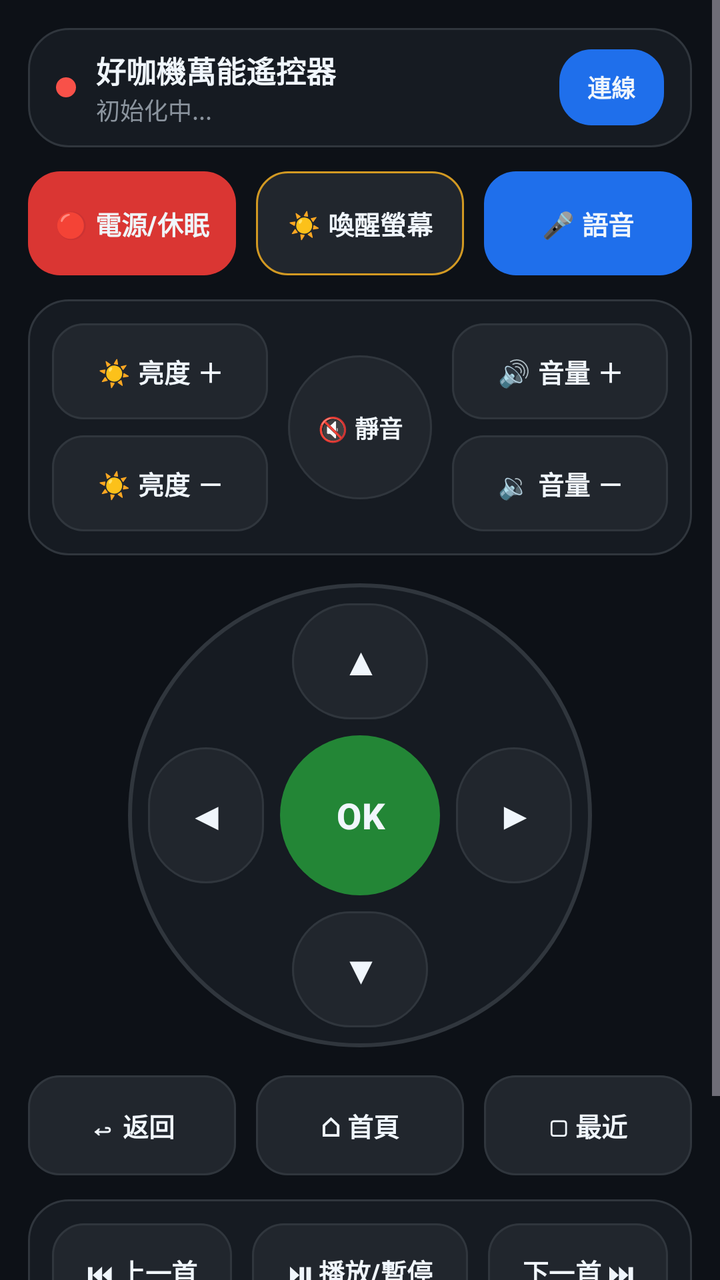
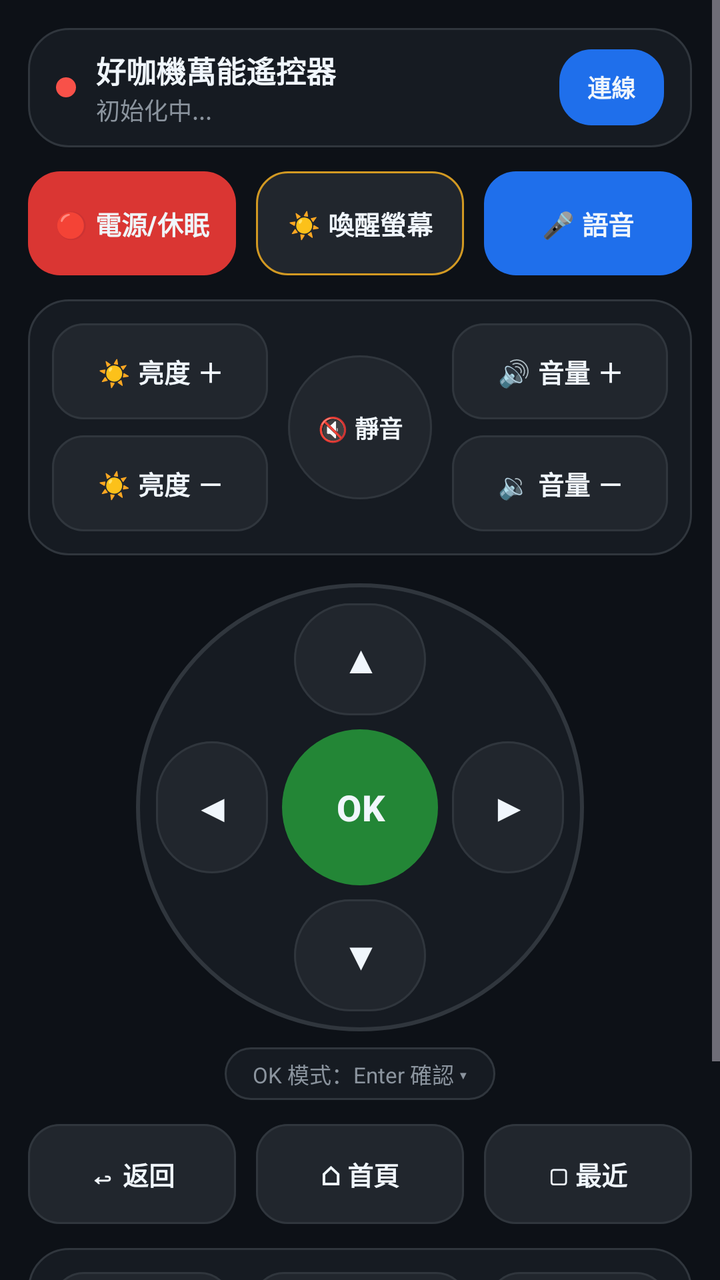

An Android layout rendered at two revisions. The XML below is the earlier revision; the diff shows what the commit changed to produce the second picture.
<!-- AndroidManifest.xml: application theme Theme.YokattaRemote -->
<!-- res/layout/activity_main.xml -->
<?xml version="1.0" encoding="utf-8"?>
<ScrollView xmlns:android="http://schemas.android.com/apk/res/android"
    xmlns:app="http://schemas.android.com/apk/res-auto"
    android:id="@+id/rootScroll"
    android:layout_width="match_parent"
    android:layout_height="match_parent"
    android:background="@color/bg_night"
    android:clipToPadding="false"
    android:fillViewport="true">

    <LinearLayout
        android:layout_width="match_parent"
        android:layout_height="wrap_content"
        android:orientation="vertical"
        android:padding="14dp">

        
        <LinearLayout
            android:layout_width="match_parent"
            android:layout_height="wrap_content"
            android:background="@drawable/bg_card_night"
            android:gravity="center_vertical"
            android:orientation="horizontal"
            android:paddingHorizontal="14dp"
            android:paddingVertical="10dp">

            <View
                android:id="@+id/statusDot"
                android:layout_width="10dp"
                android:layout_height="10dp"
                android:background="@drawable/bg_dot_disconnected" />

            <LinearLayout
                android:layout_width="0dp"
                android:layout_height="wrap_content"
                android:layout_marginStart="10dp"
                android:layout_weight="1"
                android:orientation="vertical">

                <TextView
                    android:layout_width="wrap_content"
                    android:layout_height="wrap_content"
                    android:maxLines="1"
                    android:text="好咖機萬能遙控器"
                    android:textColor="@color/text_primary"
                    android:textSize="15dp"
                    android:textStyle="bold" />

                <TextView
                    android:id="@+id/tvStatus"
                    android:layout_width="wrap_content"
                    android:layout_height="wrap_content"
                    android:maxLines="1"
                    android:text="初始化中..."
                    android:textColor="@color/text_secondary"
                    android:textSize="12dp" />
            </LinearLayout>

            <com.google.android.material.button.MaterialButton
                android:id="@+id/btnConnect"
                style="@style/RemoteButton"
                android:layout_width="wrap_content"
                android:layout_height="38dp"
                android:minHeight="38dp"
                android:paddingStart="14dp"
                android:paddingEnd="14dp"
                android:text="連線"
                android:textSize="12dp"
                app:backgroundTint="@color/accent_voice"
                app:strokeWidth="0dp" />
        </LinearLayout>

        
        <LinearLayout
            android:layout_width="match_parent"
            android:layout_height="wrap_content"
            android:layout_marginTop="12dp"
            android:orientation="horizontal">

            <com.google.android.material.button.MaterialButton
                android:id="@+id/btnPower"
                style="@style/RemoteButton"
                android:layout_width="0dp"
                android:layout_height="52dp"
                android:layout_marginEnd="6dp"
                android:layout_weight="1"
                android:text="🔴 電源/休眠"
                app:backgroundTint="@color/accent_power"
                app:strokeWidth="0dp" />

            <com.google.android.material.button.MaterialButton
                android:id="@+id/btnWake"
                style="@style/RemoteButton"
                android:layout_width="0dp"
                android:layout_height="52dp"
                android:layout_marginHorizontal="4dp"
                android:layout_weight="1"
                android:text="☀ 喚醒螢幕"
                app:backgroundTint="@color/surface_button"
                app:strokeColor="@color/accent_wake" />

            <com.google.android.material.button.MaterialButton
                android:id="@+id/btnVoice"
                style="@style/RemoteButton"
                android:layout_width="0dp"
                android:layout_height="52dp"
                android:layout_marginStart="6dp"
                android:layout_weight="1"
                android:text="🎤 語音"
                app:backgroundTint="@color/accent_voice"
                app:strokeWidth="0dp" />
        </LinearLayout>

        
        <LinearLayout
            android:layout_width="match_parent"
            android:layout_height="wrap_content"
            android:layout_marginTop="12dp"
            android:background="@drawable/bg_card_night"
            android:gravity="center"
            android:orientation="horizontal"
            android:padding="12dp">

            <LinearLayout
                android:layout_width="0dp"
                android:layout_height="wrap_content"
                android:layout_weight="1"
                android:orientation="vertical">

                <com.google.android.material.button.MaterialButton
                    android:id="@+id/btnBrightUp"
                    style="@style/RemoteButton"
                    android:layout_width="match_parent"
                    android:layout_height="48dp"
                    android:text="☀ 亮度 ＋" />

                <com.google.android.material.button.MaterialButton
                    android:id="@+id/btnBrightDown"
                    style="@style/RemoteButton"
                    android:layout_width="match_parent"
                    android:layout_height="48dp"
                    android:layout_marginTop="8dp"
                    android:text="☀ 亮度 －" />
            </LinearLayout>

            <com.google.android.material.button.MaterialButton
                android:id="@+id/btnMute"
                style="@style/RemoteRoundButton"
                android:layout_width="72dp"
                android:layout_height="72dp"
                android:layout_marginHorizontal="10dp"
                android:autoSizeMaxTextSize="12dp"
                android:autoSizeMinTextSize="9dp"
                android:maxLines="2"
                android:text="🔇
靜音"
                android:textSize="12dp" />

            <LinearLayout
                android:layout_width="0dp"
                android:layout_height="wrap_content"
                android:layout_weight="1"
                android:orientation="vertical">

                <com.google.android.material.button.MaterialButton
                    android:id="@+id/btnVolUp"
                    style="@style/RemoteButton"
                    android:layout_width="match_parent"
                    android:layout_height="48dp"
                    android:text="🔊 音量 ＋" />

                <com.google.android.material.button.MaterialButton
                    android:id="@+id/btnVolDown"
                    style="@style/RemoteButton"
                    android:layout_width="match_parent"
                    android:layout_height="48dp"
                    android:layout_marginTop="8dp"
                    android:text="🔉 音量 －" />
            </LinearLayout>
        </LinearLayout>

        
        <FrameLayout
            android:layout_width="232dp"
            android:layout_height="232dp"
            android:layout_gravity="center_horizontal"
            android:layout_marginTop="14dp"
            android:background="@drawable/bg_dpad_ring"
            android:padding="10dp">

            <com.google.android.material.button.MaterialButton
                android:id="@+id/btnUp"
                style="@style/RemoteRoundButton"
                android:layout_width="68dp"
                android:layout_height="58dp"
                android:layout_gravity="top|center_horizontal"
                android:autoSizeMaxTextSize="18dp"
                android:text="▲"
                android:textSize="18dp" />

            <com.google.android.material.button.MaterialButton
                android:id="@+id/btnDown"
                style="@style/RemoteRoundButton"
                android:layout_width="68dp"
                android:layout_height="58dp"
                android:layout_gravity="bottom|center_horizontal"
                android:autoSizeMaxTextSize="18dp"
                android:text="▼"
                android:textSize="18dp" />

            <com.google.android.material.button.MaterialButton
                android:id="@+id/btnLeft"
                style="@style/RemoteRoundButton"
                android:layout_width="58dp"
                android:layout_height="68dp"
                android:layout_gravity="start|center_vertical"
                android:autoSizeMaxTextSize="18dp"
                android:text="◀"
                android:textSize="18dp" />

            <com.google.android.material.button.MaterialButton
                android:id="@+id/btnRight"
                style="@style/RemoteRoundButton"
                android:layout_width="58dp"
                android:layout_height="68dp"
                android:layout_gravity="end|center_vertical"
                android:autoSizeMaxTextSize="18dp"
                android:text="▶"
                android:textSize="18dp" />

            <com.google.android.material.button.MaterialButton
                android:id="@+id/btnOk"
                style="@style/RemoteRoundButton"
                android:layout_width="80dp"
                android:layout_height="80dp"
                android:layout_gravity="center"
                android:autoSizeMaxTextSize="18dp"
                android:text="OK"
                android:textSize="18dp"
                app:backgroundTint="@color/accent_ok"
                app:strokeWidth="0dp" />
        </FrameLayout>

        
        <LinearLayout
            android:layout_width="match_parent"
            android:layout_height="wrap_content"
            android:layout_marginTop="14dp"
            android:orientation="horizontal">

            <com.google.android.material.button.MaterialButton
                android:id="@+id/btnBack"
                style="@style/RemoteButton"
                android:layout_width="0dp"
                android:layout_height="50dp"
                android:layout_marginEnd="6dp"
                android:layout_weight="1"
                android:text="↩ 返回" />

            <com.google.android.material.button.MaterialButton
                android:id="@+id/btnHome"
                style="@style/RemoteButton"
                android:layout_width="0dp"
                android:layout_height="50dp"
                android:layout_marginHorizontal="4dp"
                android:layout_weight="1"
                android:text="⌂ 首頁" />

            <com.google.android.material.button.MaterialButton
                android:id="@+id/btnRecents"
                style="@style/RemoteButton"
                android:layout_width="0dp"
                android:layout_height="50dp"
                android:layout_marginStart="6dp"
                android:layout_weight="1"
                android:text="▢ 最近" />
        </LinearLayout>

        
        <LinearLayout
            android:layout_width="match_parent"
            android:layout_height="wrap_content"
            android:layout_marginTop="12dp"
            android:background="@drawable/bg_card_night"
            android:orientation="vertical"
            android:padding="12dp">

            <LinearLayout
                android:layout_width="match_parent"
                android:layout_height="wrap_content"
                android:orientation="horizontal">

                <com.google.android.material.button.MaterialButton
                    android:id="@+id/btnPrev"
                    style="@style/RemoteButton"
                    android:layout_width="0dp"
                    android:layout_height="48dp"
                    android:layout_marginEnd="6dp"
                    android:layout_weight="1"
                    android:text="⏮ 上一首" />

                <com.google.android.material.button.MaterialButton
                    android:id="@+id/btnPlayPause"
                    style="@style/RemoteButton"
                    android:layout_width="0dp"
                    android:layout_height="48dp"
                    android:layout_marginHorizontal="4dp"
                    android:layout_weight="1.2"
                    android:text="⏯ 播放/暫停" />

                <com.google.android.material.button.MaterialButton
                    android:id="@+id/btnNext"
                    style="@style/RemoteButton"
                    android:layout_width="0dp"
                    android:layout_height="48dp"
                    android:layout_marginStart="6dp"
                    android:layout_weight="1"
                    android:text="下一首 ⏭" />
            </LinearLayout>

            <LinearLayout
                android:layout_width="match_parent"
                android:layout_height="wrap_content"
                android:layout_marginTop="10dp"
                android:orientation="horizontal">

                <com.google.android.material.button.MaterialButton
                    android:id="@+id/btnYtRewind"
                    style="@style/RemoteButton"
                    android:layout_width="0dp"
                    android:layout_height="52dp"
                    android:layout_marginEnd="5dp"
                    android:layout_weight="1"
                    android:text="⏪ 倒退10秒"
                    app:strokeColor="@color/accent_youtube" />

                <com.google.android.material.button.MaterialButton
                    android:id="@+id/btnYoutube"
                    style="@style/RemoteButton"
                    android:layout_width="0dp"
                    android:layout_height="52dp"
                    android:layout_marginHorizontal="4dp"
                    android:layout_weight="1"
                    android:text="▶ YouTube"
                    app:backgroundTint="@color/accent_youtube"
                    app:strokeWidth="0dp" />

                <com.google.android.material.button.MaterialButton
                    android:id="@+id/btnYtForward"
                    style="@style/RemoteButton"
                    android:layout_width="0dp"
                    android:layout_height="52dp"
                    android:layout_marginStart="5dp"
                    android:layout_weight="1"
                    android:text="快進10秒 ⏩"
                    app:strokeColor="@color/accent_youtube" />
            </LinearLayout>
        </LinearLayout>

    </LinearLayout>
</ScrollView>
<!-- resources referenced by this layout -->
<resources>
  <color name="accent_ok">#238636</color>
  <color name="accent_power">#DA3633</color>
  <color name="accent_voice">#1F6FEB</color>
  <color name="accent_wake">#D29922</color>
  <color name="accent_youtube">#E53935</color>
  <color name="bg_night">#0D1117</color>
  <color name="surface_button">#21262D</color>
  <color name="text_primary">#F0F6FC</color>
  <color name="text_secondary">#8B949E</color>
  <!-- drawable bg_card_night (drawable) -->
  <?xml version="1.0" encoding="utf-8"?>
  <shape xmlns:android="http://schemas.android.com/apk/res/android">
      <solid android:color="@color/surface_card" />
      <stroke android:width="1dp" android:color="@color/border_subtle" />
      <corners android:radius="20dp" />
  </shape>
  <!-- drawable bg_dot_disconnected (drawable) -->
  <?xml version="1.0" encoding="utf-8"?>
  <shape xmlns:android="http://schemas.android.com/apk/res/android" android:shape="oval">
      <solid android:color="@color/dot_disconnected" />
  </shape>
  <!-- drawable bg_dpad_ring (drawable) -->
  <?xml version="1.0" encoding="utf-8"?>
  <shape xmlns:android="http://schemas.android.com/apk/res/android"
      android:shape="oval">
      <solid android:color="@color/surface_card" />
      <stroke android:width="2dp" android:color="@color/border_subtle" />
  </shape>
  <style name="RemoteButton" parent="Widget.Material3.Button">
          <item name="android:textColor">@color/text_primary</item>
          <item name="backgroundTint">@color/surface_button</item>
          <item name="strokeColor">@color/border_subtle</item>
          <item name="strokeWidth">1dp</item>
          <item name="cornerRadius">16dp</item>
          <item name="android:textSize">13dp</item>
          <item name="android:textStyle">bold</item>
          <item name="android:maxLines">1</item>
          <item name="android:autoSizeTextType">uniform</item>
          <item name="android:autoSizeMinTextSize">9dp</item>
          <item name="android:autoSizeMaxTextSize">13dp</item>
          <item name="android:autoSizeStepGranularity">1dp</item>
          <item name="android:paddingStart">6dp</item>
          <item name="android:paddingEnd">6dp</item>
          <item name="android:paddingTop">0dp</item>
          <item name="android:paddingBottom">0dp</item>
          <item name="android:insetTop">0dp</item>
          <item name="android:insetBottom">0dp</item>
          <item name="android:minWidth">0dp</item>
          <item name="android:minHeight">48dp</item>
      </style>
  <style name="RemoteRoundButton" parent="RemoteButton">
          <item name="cornerRadius">999dp</item>
          <item name="android:paddingStart">2dp</item>
          <item name="android:paddingEnd">2dp</item>
      </style>
  <style name="Theme.YokattaRemote" parent="Theme.Material3.Dark.NoActionBar">
          <item name="android:windowBackground">@color/bg_night</item>
          <item name="android:statusBarColor">@color/bg_night</item>
          <item name="android:navigationBarColor">@color/bg_night</item>
          <item name="colorPrimary">@color/accent_voice</item>
          <item name="colorSurface">@color/surface_card</item>
      </style>
  <color name="surface_card">#161B22</color>
  <color name="border_subtle">#30363D</color>
  <color name="dot_disconnected">#F85149</color>
</resources>

<!-- the commit's change to res/layout/activity_main.xml (unified diff, before → after) -->
@@ -181,8 +181,8 @@
 
         
         <FrameLayout
-            android:layout_width="232dp"
-            android:layout_height="232dp"
+            android:layout_width="224dp"
+            android:layout_height="224dp"
             android:layout_gravity="center_horizontal"
             android:layout_marginTop="14dp"
             android:background="@drawable/bg_dpad_ring"
@@ -191,8 +191,8 @@
             <com.google.android.material.button.MaterialButton
                 android:id="@+id/btnUp"
                 style="@style/RemoteRoundButton"
-                android:layout_width="68dp"
-                android:layout_height="58dp"
+                android:layout_width="66dp"
+                android:layout_height="56dp"
                 android:layout_gravity="top|center_horizontal"
                 android:autoSizeMaxTextSize="18dp"
                 android:text="▲"
@@ -201,8 +201,8 @@
             <com.google.android.material.button.MaterialButton
                 android:id="@+id/btnDown"
                 style="@style/RemoteRoundButton"
-                android:layout_width="68dp"
-                android:layout_height="58dp"
+                android:layout_width="66dp"
+                android:layout_height="56dp"
                 android:layout_gravity="bottom|center_horizontal"
                 android:autoSizeMaxTextSize="18dp"
                 android:text="▼"
@@ -211,8 +211,8 @@
             <com.google.android.material.button.MaterialButton
                 android:id="@+id/btnLeft"
                 style="@style/RemoteRoundButton"
-                android:layout_width="58dp"
-                android:layout_height="68dp"
+                android:layout_width="56dp"
+                android:layout_height="66dp"
                 android:layout_gravity="start|center_vertical"
                 android:autoSizeMaxTextSize="18dp"
                 android:text="◀"
@@ -221,8 +221,8 @@
             <com.google.android.material.button.MaterialButton
                 android:id="@+id/btnRight"
                 style="@style/RemoteRoundButton"
-                android:layout_width="58dp"
-                android:layout_height="68dp"
+                android:layout_width="56dp"
+                android:layout_height="66dp"
                 android:layout_gravity="end|center_vertical"
                 android:autoSizeMaxTextSize="18dp"
                 android:text="▶"
@@ -231,8 +231,8 @@
             <com.google.android.material.button.MaterialButton
                 android:id="@+id/btnOk"
                 style="@style/RemoteRoundButton"
-                android:layout_width="80dp"
-                android:layout_height="80dp"
+                android:layout_width="78dp"
+                android:layout_height="78dp"
                 android:layout_gravity="center"
                 android:autoSizeMaxTextSize="18dp"
                 android:text="OK"
@@ -242,10 +242,24 @@
         </FrameLayout>
 
         
-        <LinearLayout
-            android:layout_width="match_parent"
-            android:layout_height="wrap_content"
-            android:layout_marginTop="14dp"
+        <TextView
+            android:id="@+id/tvOkMode"
+            android:layout_width="wrap_content"
+            android:layout_height="wrap_content"
+            android:layout_gravity="center_horizontal"
+            android:layout_marginTop="8dp"
+            android:background="@drawable/bg_pill_mode"
+            android:paddingHorizontal="14dp"
+            android:paddingVertical="5dp"
+            android:text="OK 模式：Enter 確認 ▾"
+            android:textColor="@color/text_secondary"
+            android:textSize="11dp" />
+
+        
+        <LinearLayout
+            android:layout_width="match_parent"
+            android:layout_height="wrap_content"
+            android:layout_marginTop="12dp"
             android:orientation="horizontal">
 
             <com.google.android.material.button.MaterialButton
@@ -329,30 +343,19 @@
                     style="@style/RemoteButton"
                     android:layout_width="0dp"
                     android:layout_height="52dp"
-                    android:layout_marginEnd="5dp"
+                    android:layout_marginEnd="6dp"
                     android:layout_weight="1"
-                    android:text="⏪ 倒退10秒"
+                    android:text="⏪ 倒退 10 秒"
                     app:strokeColor="@color/accent_youtube" />
 
                 <com.google.android.material.button.MaterialButton
-                    android:id="@+id/btnYoutube"
+                    android:id="@+id/btnYtForward"
                     style="@style/RemoteButton"
                     android:layout_width="0dp"
                     android:layout_height="52dp"
-                    android:layout_marginHorizontal="4dp"
+                    android:layout_marginStart="6dp"
                     android:layout_weight="1"
-                    android:text="▶ YouTube"
-                    app:backgroundTint="@color/accent_youtube"
-                    app:strokeWidth="0dp" />
-
-                <com.google.android.material.button.MaterialButton
-                    android:id="@+id/btnYtForward"
-                    style="@style/RemoteButton"
-                    android:layout_width="0dp"
-                    android:layout_height="52dp"
-                    android:layout_marginStart="5dp"
-                    android:layout_weight="1"
-                    android:text="快進10秒 ⏩"
+                    android:text="快進 10 秒 ⏩"
                     app:strokeColor="@color/accent_youtube" />
             </LinearLayout>
         </LinearLayout>
<!-- resource entries referenced after the edit -->
@@ -27,6 +27,13 @@
       android:shape="oval">
       <solid android:color="@color/surface_card" />
       <stroke android:width="2dp" android:color="@color/border_subtle" />
+  </shape>
+  <!-- drawable bg_pill_mode (drawable) -->
+  <?xml version="1.0" encoding="utf-8"?>
+  <shape xmlns:android="http://schemas.android.com/apk/res/android">
+      <solid android:color="@color/surface_card" />
+      <stroke android:width="1dp" android:color="@color/border_subtle" />
+      <corners android:radius="999dp" />
   </shape>
   <style name="RemoteButton" parent="Widget.Material3.Button">
           <item name="android:textColor">@color/text_primary</item>
